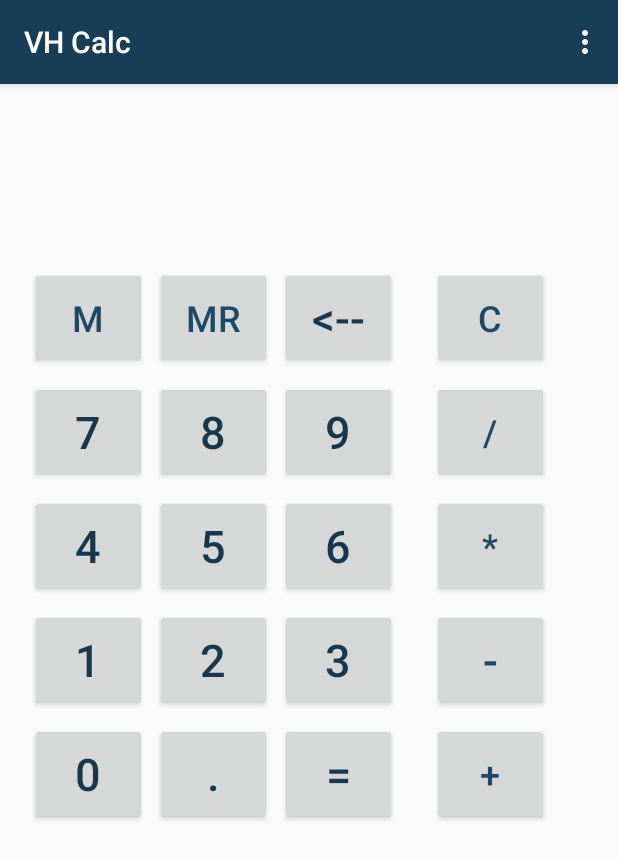
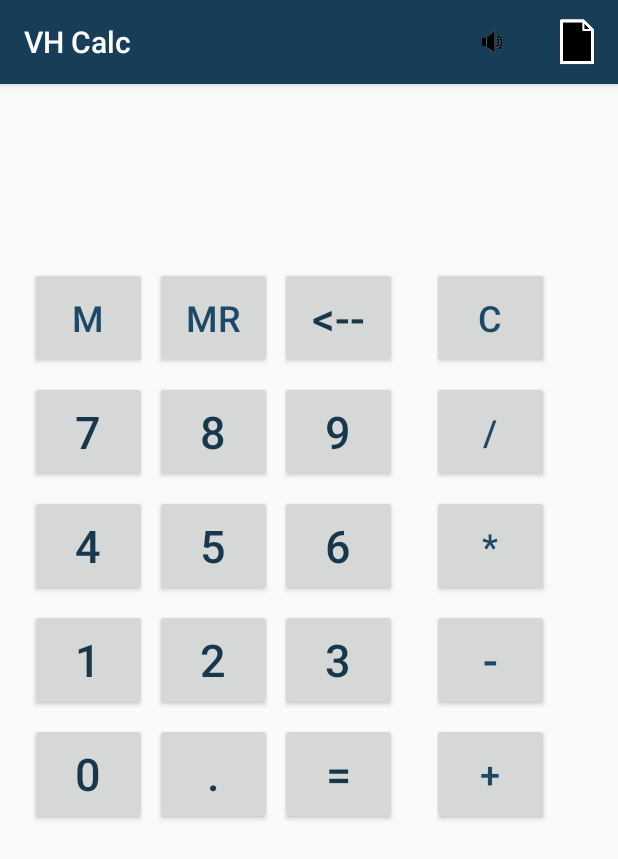
Before and after one commit to KhudyakovVladimir/VHCalc, an Android app: the screen it shows after launch (MainActivity), after a tap on "<--", on a phone screen of 412 x 824 dp. Shown: the top 859 px of the screen. Run offline under Robolectric (Android 15) with nearby library versions, the phone set to English and light mode, and no system bars; Roboto replaces fonts that are not available here.

Commit message:
sound switch added, action bar menu added

```diff
--- a/app/src/main/java/com/example/vhcalcandroid/MainActivity.java
+++ b/app/src/main/java/com/example/vhcalcandroid/MainActivity.java
@@ -1,7 +1,6 @@
 package com.example.vhcalcandroid;
 
 
-import android.content.Intent;
 import android.media.AudioManager;
 import android.media.SoundPool;
 import android.util.Log;
@@ -11,6 +10,8 @@ import android.view.MenuItem;
 import android.view.View;
 import android.widget.Button;
 import android.widget.TextView;
+import android.widget.Toast;
+import androidx.annotation.NonNull;
 import androidx.appcompat.app.AppCompatActivity;
 import android.os.Bundle;
 import java.math.BigDecimal;
@@ -20,6 +21,8 @@ public class MainActivity extends AppCompatActivity implements SoundPool.OnLoadC
     // start style_and_sound branch
 
     final String LOG_TAG = "myLogs";
+
+    static int codeForMenu = 0;
 
     TextView textView;
     TextView textViewOperation;
@@ -54,6 +57,7 @@ public class MainActivity extends AppCompatActivity implements SoundPool.OnLoadC
     static char operation = '0';
 
     boolean flagRepeatOperation = false;
+    boolean flagSound = true;
 
     SoundPool soundPool;
     int keyboardTap;
@@ -79,9 +83,45 @@ public class MainActivity extends AppCompatActivity implements SoundPool.OnLoadC
 
     @Override
     public boolean onCreateOptionsMenu(Menu menu) {
-        MenuItem menuItem = menu.add("about");
-        menuItem.setIntent(new Intent(this, About.class));
-        return super.onCreateOptionsMenu(menu);
+        switch (codeForMenu){
+            case 0 : {
+                getMenuInflater().inflate(R.menu.sound_off, menu);
+                break;
+            }
+            case 1 : {
+                getMenuInflater().inflate(R.menu.sound_on, menu);
+                break;
+            }
+        }
+
+        //MenuItem menuItemAbout = menu.add("about");
+        //MenuItem menuItemSound = menu.add("sound");
+        //menuItemAbout.setIntent(new Intent(this, About.class));
+        //return super.onCreateOptionsMenu(menu);
+        return true;
+    }
+
+    @Override
+    public boolean onOptionsItemSelected(MenuItem item) {
+        switch (item.getItemId()){
+            case R.id.sound_on : {
+                codeForMenu = 1;
+                flagSound = false;
+                invalidateOptionsMenu();
+                break;
+            }
+            case R.id.sound_off : {
+                codeForMenu = 0;
+                flagSound = true;
+                invalidateOptionsMenu();
+                break;
+            }
+            case R.id.about : {
+                Toast.makeText(this, "Written by Khudyakov Vladimir @2020", Toast.LENGTH_LONG).show();
+                break;
+            }
+        }
+        return super.onOptionsItemSelected(item);
     }
 
     @Override
@@ -128,6 +168,7 @@ public class MainActivity extends AppCompatActivity implements SoundPool.OnLoadC
             @Override
             public void onClick(View v) {
                 button0.performHapticFeedback(HapticFeedbackConstants.KEYBOARD_TAP);
+
                 if(operation == '/'){
                     textView.setText("error");
                 }
@@ -211,11 +252,15 @@ public class MainActivity extends AppCompatActivity implements SoundPool.OnLoadC
             @Override
             public void onClick(View v) {
                 buttonDot.performHapticFeedback(HapticFeedbackConstants.KEYBOARD_TAP);
+                if(flagSound){
                     soundPool.play(keyboardTap,1,1,0,0,1);
+                }
                 if(stringBuilder.length() == 0){
                     stringBuilder.append("0.");
                     textView.setText(stringBuilder.toString());
+                    if(flagSound){
                         soundPool.play(keyboardTap,1,1,0,0,1);
+                    }
                 }
                 if(stringBuilder.toString().contains(".")){
                 }
@@ -241,7 +286,10 @@ public class MainActivity extends AppCompatActivity implements SoundPool.OnLoadC
                 else {
                     number1 = Double.parseDouble(stringBuilder.toString());
                     textView.setText(stringBuilder.toString());
-                }soundPool.play(keyboardOperation,1,1,0,0,1);
+                }
+                if(flagSound){
+                    soundPool.play(keyboardOperation,1,1,0,0,1);
+                }
             }
         });
 
@@ -252,7 +300,9 @@ public class MainActivity extends AppCompatActivity implements SoundPool.OnLoadC
                 stringBuilder.delete(0,stringBuilder.capacity());
                 textView.setText("0");
                 textViewOperation.setText("");
+                if(flagSound){
                     soundPool.play(keyboardOperation,1,1,0,0,1);
+                }
             }
         });
 
@@ -299,7 +349,9 @@ public class MainActivity extends AppCompatActivity implements SoundPool.OnLoadC
                 String s = (String) textView.getText();
                 memory = Double.parseDouble(s);
                 textViewMemory.setText("M");
+                if(flagSound){
                     soundPool.play(keyboardOperation,1,1,0,0,1);
+                }
             }
         });
 
@@ -322,7 +374,9 @@ public class MainActivity extends AppCompatActivity implements SoundPool.OnLoadC
                 else {
                     textView.setText(tempText);
                 }
+                if(flagSound){
                     soundPool.play(keyboardOperation,1,1,0,0,1);
+                }
                 ///////
             }
         });
@@ -335,7 +389,9 @@ public class MainActivity extends AppCompatActivity implements SoundPool.OnLoadC
                 log("=");
                 operation = '0';
                 flagRepeatOperation = false;
+                if(flagSound){
                     soundPool.play(keyboardResult,1,1,0,0,1);
+                }
             }
         });
     }
@@ -371,7 +427,9 @@ public class MainActivity extends AppCompatActivity implements SoundPool.OnLoadC
         number1 = Double.parseDouble(stringBuilder.toString());
         result = getResult(operation);
         log(s);
+        if(flagSound){
             soundPool.play(keyboardTap,1,1,0,0,1);
+        }
     }
 
     void log(String s){
@@ -398,7 +456,9 @@ public class MainActivity extends AppCompatActivity implements SoundPool.OnLoadC
         stringBuilder.delete(0,stringBuilder.length());
         operation = s;
         textViewOperation.setText(String.valueOf(s));
+        if(flagSound){
             soundPool.play(keyboardOperation,1,1,0,0,1);
+        }
     }
 
     void removeZeroAfterDot(){
--- /dev/null
+++ b/app/src/main/res/menu/sound_off.xml
@@ -0,0 +1,18 @@
+<?xml version="1.0" encoding="utf-8"?>
+<menu
+        xmlns:app="http://schemas.android.com/apk/res-auto"
+        xmlns:android="http://schemas.android.com/apk/res/android">
+    <item
+            android:id="@+id/sound"
+            android:title="sound_on"
+            app:showAsAction="always"
+            android:icon="@drawable/sound_on">
+    </item>
+    <item
+            android:id="@+id/about"
+            android:icon="@drawable/create_new_folder"
+            android:title="about"
+            app:showAsAction="always">
+    </item>
+
+</menu>
--- /dev/null
+++ b/app/src/main/res/menu/sound_on.xml
@@ -0,0 +1,4 @@
+<?xml version="1.0" encoding="utf-8"?>
+<menu xmlns:android="http://schemas.android.com/apk/res/android">
+
+</menu>
```
Also changed, not shown: app/src/main/res/drawable/create_new_folder.png (added), app/src/main/res/drawable/sound_off.png (added), app/src/main/res/drawable/sound_on.png (added). Lines whose indentation alone changed are shown as unchanged.
